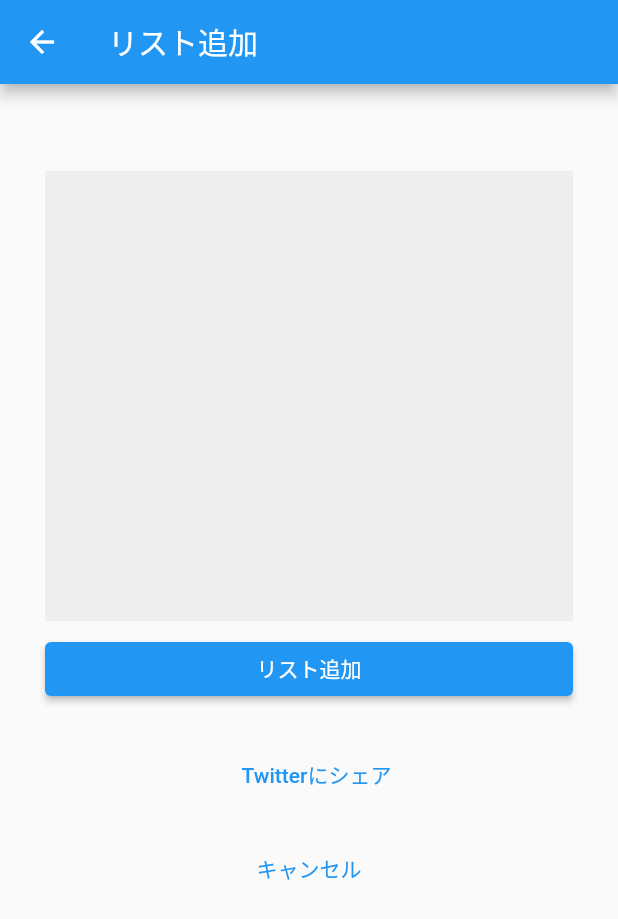
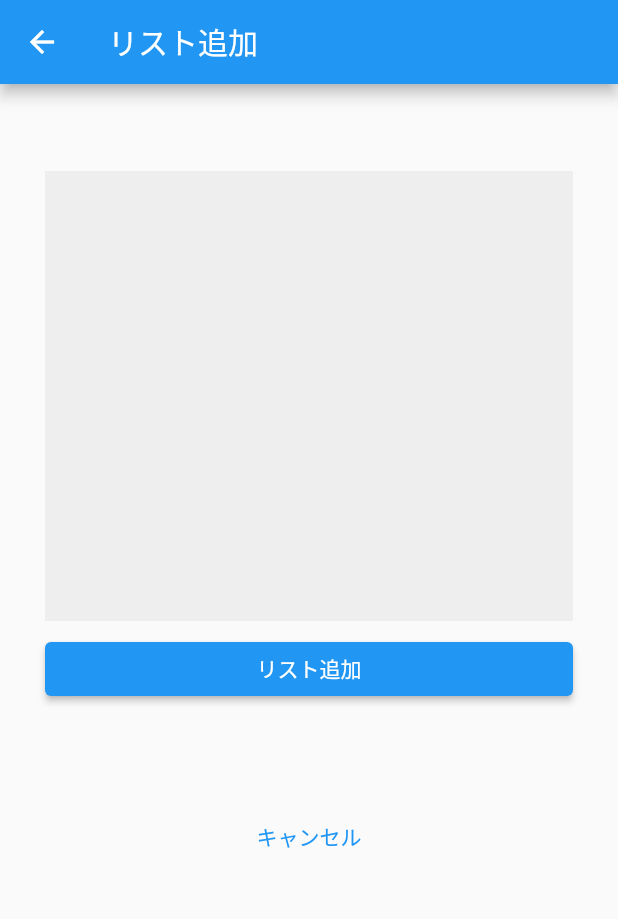
Before and after one commit to iseruuuuu/money_calc_app, a Flutter app: the screen it shows after launch, after a tap on the "add" icon, on a phone screen of 412 x 824 dp. Shown: the top 919 px of the screen. Run offline on Flutter 3.47's test engine with Material 2 defaults, Android fonts, the phone set to English and light mode, and no system bars; our stand-ins replace shared_preferences.

Commit message:
fix: remove some method

```diff
--- a/lib/add_money.dart
+++ b/lib/add_money.dart
@@ -15,23 +15,19 @@ class _TodoAddPageState extends State<TodoAddPage> {
   @override
   Widget build(BuildContext context) {
     return Scaffold(
-      // *** 追加する部分 ***
       appBar: AppBar(
         title: const Text('リスト追加'),
       ),
-      // *** 追加する部分 ***
       body:  GestureDetector(
         onTap: () => FocusScope.of(context).unfocus(),
         child: SingleChildScrollView(
           reverse: true,
           child: Container(
-            // 余白を付ける
             padding: const EdgeInsets.only(top: 50, left: 30,right: 30),
             child: Column(
               mainAxisAlignment: MainAxisAlignment.center,
               children: <Widget>[
                 const SizedBox(height: 8,),
-                // テキスト入力
                 Container(
                   height: 300,
                   color: const Color(0xffeeeeee),
@@ -69,13 +65,12 @@ class _TodoAddPageState extends State<TodoAddPage> {
                   // リスト追加ボタン
                   child: ElevatedButton(
                     onPressed: () {
-                      //TODO ダイアログを出す
                       if (cancel == true) {
                         var now = new DateTime.now();
                         //var formatter = DateFormat('yyyy/MM/dd  HH:mm');
-                       // String formattedDate = formatter.format(now); // 2016-01-25
+                        // String formattedDate = formatter.format(now); // 2016-01-25
                         final post = '\n'
-                           // '$formattedDate \n'
+                        // '$formattedDate \n'
                             '\n'
                             '$_text';
                         Navigator.of(context).pop(post);
@@ -84,9 +79,11 @@ class _TodoAddPageState extends State<TodoAddPage> {
                           context: context,
                           builder: (_) {
                             return AlertDialog(
-                              title: Center(child: Text("\n"
-                                  "ツイートしましたか？",style: TextStyle(color: Colors.black),)),
-                              content: Text("リストの追加の前にツイートしておくことをオススメします。"),
+                              title: const Center(
+                                  child: Text(
+                                    "\n"
+                                        "ツイートしましたか？",style: TextStyle(color: Colors.black),)),
+                              content: const Text("リストの追加の前にツイートしておくことをオススメします。"),
                               actions: <Widget>[
                                 // ボタン領域
                                 Center(
@@ -96,14 +93,15 @@ class _TodoAddPageState extends State<TodoAddPage> {
                                       Padding(
                                         padding: const EdgeInsets.only(right: 20,left: 0),
                                         child: TextButton(
-                                          child: Text("ツイートする",style: TextStyle(fontSize: 15),),
+                                          child: const Text("ツイートする",style: TextStyle(fontSize: 15),
+                                          ),
                                           onPressed: () => Navigator.pop(context),
                                         ),
                                       ),
                                       Padding(
                                         padding: const EdgeInsets.only(right: 0,left: 20),
                                         child: TextButton(
-                                          child: Text("リストに追加",style: TextStyle(fontSize: 15),),
+                                          child: Text("リストに追加",style: const TextStyle(fontSize: 15),),
                                           onPressed: () {
                                             cancel = true;
                                             Navigator.pop(context);
@@ -119,18 +117,13 @@ class _TodoAddPageState extends State<TodoAddPage> {
                         );
                       }
                     },
-                    child: Text('リスト追加', style: TextStyle(color: Colors.white)),
+                    child: const Text('リスト追加', style: TextStyle(color: Colors.white)),
                   ),
-
                 ),
                 const SizedBox(height: 8),
-
                 Container(
-                  // 横幅いっぱいに広げる
                   width: double.infinity,
-                  // キャンセルボタン
                   child: TextButton(
-                    // ボタンをクリックした時の処理
                     onPressed: () {},
                     child: Padding(
                       padding: const EdgeInsets.symmetric(vertical: 20),
@@ -138,14 +131,11 @@ class _TodoAddPageState extends State<TodoAddPage> {
                         mainAxisAlignment: MainAxisAlignment.center,
                         children: [
                           SizedBox(width: 10.0),
-                          Text('Twitterにシェア'),
                         ],
                       ),
                     ),
                   ),
                 ),
-
-
                 SizedBox(
                   // 横幅いっぱいに広げる
                   width: double.infinity,
--- a/lib/main.dart
+++ b/lib/main.dart
@@ -31,9 +31,7 @@
   _TodoListPageState createState() => _TodoListPageState();
 }
 
-
 class _TodoListPageState extends State<TodoListPage> {
-  // Todoリストのデータ
   List<String> todoList = [];
 
   Future<void> sharePrefrence() async {
@@ -41,7 +39,6 @@
     final SharedPreferences prefs = await _prefs;
     prefs.setStringList('key', todoList);
   }
-
 
   _getPrefItems() async {
     SharedPreferences prefs = await SharedPreferences.getInstance();
@@ -59,7 +56,6 @@
 
   @override
   void setState(VoidCallback fn) {
-    // TODO: implement setState
     super.setState(fn);
     setState(() {
       sharePrefrence();
@@ -70,7 +66,7 @@
   Widget build(BuildContext context) {
     return Scaffold(
       appBar: AppBar(
-        title: Text('リスト一覧'),
+        title: const Text('給料明細'),
       ),
       body: ListView.builder(
         itemCount: todoList.length,
@@ -83,13 +79,13 @@
               });
               if (direction == DismissDirection.endToStart) {
                 Scaffold.of(context).showSnackBar(
-                      SnackBar(content: Text("削除しました"))
+                  const SnackBar(content: Text("削除しました"),
+                  ),
                 );
               }
             },
 
             child: SizedBox(
-                //TODO 折り畳みが理想。
               height: 300,
               child: Card(
                 child: ListTile(
@@ -103,7 +99,7 @@
               ),
             ),
           );
-          }
+        },
       ),
       floatingActionButton: FloatingActionButton(
         onPressed: () async{
@@ -118,7 +114,7 @@
             });
           }
         },
-        child: Icon(Icons.add),
+        child: const Icon(Icons.add),
       ),
     );
   }
```
Also changed, not shown: 4 other files. Lines whose indentation alone changed are shown as unchanged.
